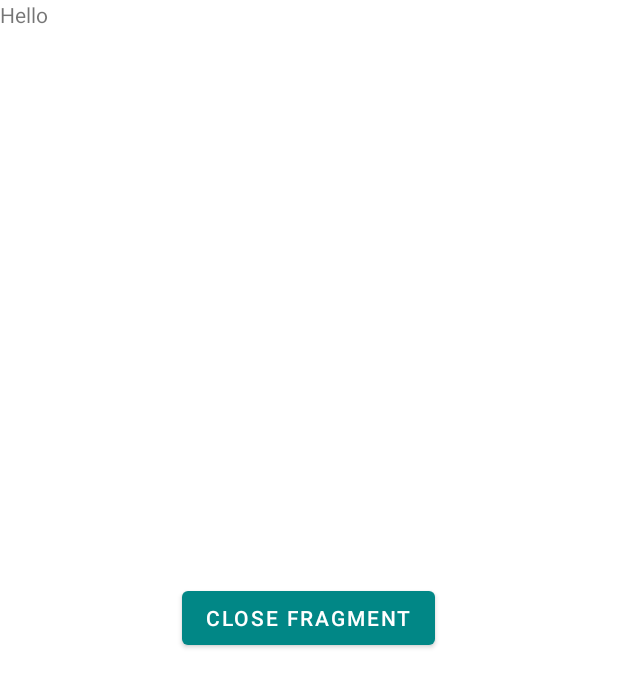
After one commit to RafVanhoegaerden-s128965/paddel-app, an Android app: the layout fragment_book_court.xml on its own in the app's theme, with its tools: preview values and no code run, on a phone screen of 412 x 824 dp. The commit adds this screen. Shown: the top 687 px of the screen. Run offline under Robolectric (Android 15) with nearby library versions, the phone set to English and light mode, and no system bars.

Commit message:
Added BookCourtFragment, but needs redirect from Play Page

```diff
--- a/app/src/main/java/com/example/paddel_app/MainActivity.kt
+++ b/app/src/main/java/com/example/paddel_app/MainActivity.kt
@@ -12,6 +12,7 @@ import androidx.navigation.ui.setupWithNavController
 import com.example.paddel_app.databinding.ActivityMainBinding
 import com.example.paddel_app.model.Court
 import com.example.paddel_app.model.User
+import com.example.paddel_app.ui.play.PlayViewModel
 import com.example.paddel_app.ui.profile.ProfileViewModel
 import com.google.android.material.bottomnavigation.BottomNavigationView
 import com.google.firebase.auth.FirebaseAuth
@@ -22,6 +23,7 @@ class MainActivity : AppCompatActivity() {
 
     private lateinit var binding: ActivityMainBinding
     private lateinit var homeViewModel: HomeViewModel
+    private lateinit var playViewModel: PlayViewModel
     private lateinit var profileViewModel: ProfileViewModel
 
     override fun onCreate(savedInstanceState: Bundle?) {
@@ -31,6 +33,7 @@ class MainActivity : AppCompatActivity() {
         setContentView(binding.root)
 
         homeViewModel = ViewModelProvider(this).get(HomeViewModel::class.java)
+        playViewModel = ViewModelProvider(this).get(PlayViewModel::class.java)
         profileViewModel = ViewModelProvider(this).get(ProfileViewModel::class.java)
 
         //region NavigationBar
@@ -75,8 +78,6 @@ class MainActivity : AppCompatActivity() {
         val user = FirebaseAuth.getInstance().currentUser
         if (user != null) {
             Log.d("currentUser", "user: ${user.email.toString()}")
-            Log.d("currentUser", "user: ${user.email.toString()}")
-
         }
         val userId = user!!.uid
 
--- /dev/null
+++ b/app/src/main/res/layout/fragment_book_court.xml
@@ -0,0 +1,20 @@
+<?xml version="1.0" encoding="utf-8"?>
+<FrameLayout xmlns:android="http://schemas.android.com/apk/res/android"
+    xmlns:tools="http://schemas.android.com/tools"
+    android:layout_width="match_parent"
+    android:layout_height="match_parent"
+    tools:context=".ui.bookCourt.BookCourtFragment">
+
+    <TextView
+        android:layout_width="match_parent"
+        android:layout_height="match_parent"
+        android:text="Hello" />
+
+    <Button
+        android:id="@+id/btnCloseFragment"
+        android:layout_width="wrap_content"
+        android:layout_height="wrap_content"
+        android:text="Close Fragment"
+        android:layout_gravity="center"/>
+
+</FrameLayout>
--- a/app/src/main/res/navigation/mobile_navigation.xml
+++ b/app/src/main/res/navigation/mobile_navigation.xml
@@ -23,4 +23,10 @@
         android:label="@string/title_profile"
         tools:layout="@layout/fragment_profile" />
 
+    <fragment
+        android:id="@+id/navigation_bookCourt"
+        android:name="com.example.paddel_app.ui.bookCourt.BookCourtFragment"
+        android:label="@string/title_bookCourt"
+        tools:layout="@layout/fragment_book_court" />
+
 </navigation>
--- a/app/src/main/res/values/strings.xml
+++ b/app/src/main/res/values/strings.xml
@@ -3,6 +3,7 @@
     <string name="title_home">Home</string>
     <string name="title_play">Play</string>
     <string name="title_profile">Profile</string>
+    <string name="title_bookCourt">Book Court</string>
     <!-- TODO: Remove or change this placeholder text -->
     <string name="hello_blank_fragment">Hello blank fragment</string>
 </resources>
```
Also changed, not shown: app/src/main/java/com/example/paddel_app/ui/bookCourt/BookCourtFragment.kt (added, +46 -0 lines), app/src/main/java/com/example/paddel_app/ui/bookCourt/BookCourtViewModel.kt (added, +7 -0 lines), app/src/main/java/com/example/paddel_app/ui/play/PlayFragment.kt (+27 -22 lines), app/src/main/java/com/example/paddel_app/ui/profile/ProfileFragment.kt (+25 -33 lines), app/src/main/res/drawable/tennis_ball.png (added).
